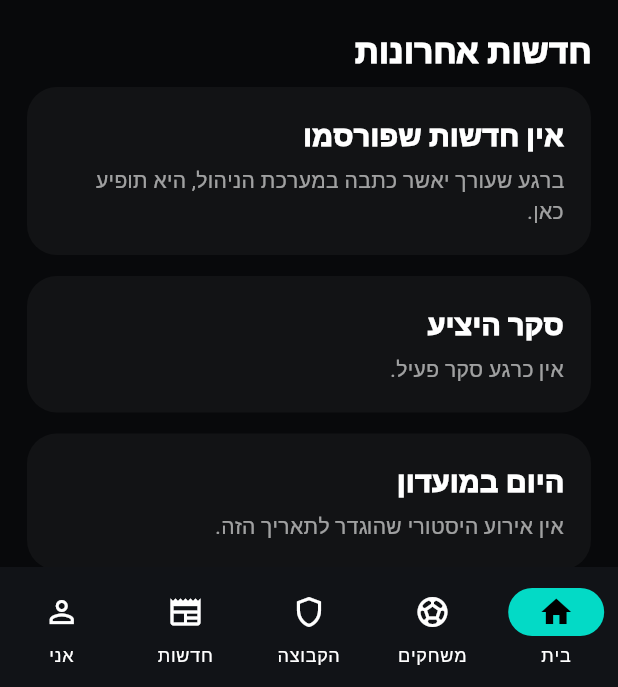
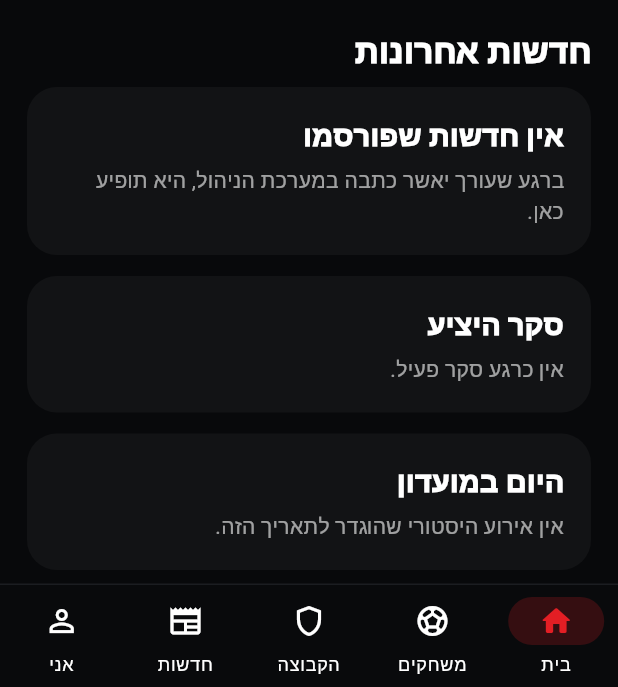
Before and after one commit to fhfpm8x522-sys/4545-app, a Flutter app: the HomeShell screen opened directly with sample values from the repository, on a phone screen of 412 x 824 dp, the part 549-1236 px from its top. Run offline on Flutter 3.47's test engine with Material 3 defaults, Android fonts, the light colour scheme and no system bars; our stand-ins replace flutter_dotenv, shared_preferences, supabase_flutter; accounts and stored records are empty; Roboto replaces fonts that are missing (Arial).

Commit message:
Update home_shell.dart

```diff
--- a/mobile/lib/features/home/home_shell.dart
+++ b/mobile/lib/features/home/home_shell.dart
@@ -1,10 +1,10 @@
 import 'package:flutter/material.dart';
 
 import '../../models/club.dart';
+import '../games/games_screen.dart';
+import '../news/news_screen.dart';
 import '../profile/profile_screen.dart';
-import '../games/games_screen.dart';
 import '../team/team_screen.dart';
-import '../news/news_screen.dart';
 import 'home_screen.dart';
 
 class HomeShell extends StatefulWidget {
@@ -24,56 +24,123 @@ class HomeShell extends StatefulWidget {
 }
 
 class _HomeShellState extends State<HomeShell> {
-  int index = 0;
+  int currentIndex = 0;
+
+  late final List<Widget> pages;
 
   @override
-  Widget build(BuildContext context) {
-    final pages = [
-      HomeScreen(club: widget.club),
-      GamesScreen(club: widget.club),
-      TeamScreen(club: widget.club),
-      NewsScreen(club: widget.club),
+  void initState() {
+    super.initState();
+
+    pages = [
+      HomeScreen(
+        club: widget.club,
+        displayName: widget.displayName,
+      ),
+      GamesScreen(
+        club: widget.club,
+      ),
+      TeamScreen(
+        club: widget.club,
+      ),
+      NewsScreen(
+        club: widget.club,
+      ),
       ProfileScreen(
         club: widget.club,
         displayName: widget.displayName,
         username: widget.username,
       ),
     ];
+  }
 
+  @override
+  Widget build(BuildContext context) {
     return Scaffold(
       body: IndexedStack(
-        index: index,
+        index: currentIndex,
         children: pages,
       ),
-      bottomNavigationBar: NavigationBar(
-        selectedIndex: index,
-        onDestinationSelected: (value) {
-          setState(() => index = value);
+      bottomNavigationBar: SafeArea(
+        top: false,
+        child: Container(
+          decoration: const BoxDecoration(
+            color: Color(0xFF090A0C),
+            border: Border(
+              top: BorderSide(
+                color: Color(0xFF1B1D21),
+              ),
+            ),
+          ),
+          child: NavigationBar(
+            selectedIndex: currentIndex,
+            backgroundColor: Colors.transparent,
+            indicatorColor:
+                widget.club.accent.withValues(alpha: .20),
+            elevation: 0,
+            height: 68,
+            labelBehavior:
+                NavigationDestinationLabelBehavior.alwaysShow,
+            onDestinationSelected: (index) {
+              setState(() {
+                currentIndex = index;
+              });
             },
-        destinations: const [
+            destinations: [
               NavigationDestination(
-            icon: Icon(Icons.home_outlined),
-            selectedIcon: Icon(Icons.home),
+                icon: const Icon(
+                  Icons.home_outlined,
+                ),
+                selectedIcon: Icon(
+                  Icons.home_rounded,
+                  color: widget.club.accent,
+                ),
                 label: 'בית',
               ),
               NavigationDestination(
-            icon: Icon(Icons.sports_soccer),
+                icon: const Icon(
+                  Icons.sports_soccer_outlined,
+                ),
+                selectedIcon: Icon(
+                  Icons.sports_soccer,
+                  color: widget.club.accent,
+                ),
                 label: 'משחקים',
               ),
               NavigationDestination(
-            icon: Icon(Icons.shield_outlined),
+                icon: const Icon(
+                  Icons.shield_outlined,
+                ),
+                selectedIcon: Icon(
+                  Icons.shield,
+                  color: widget.club.accent,
+                ),
                 label: 'הקבוצה',
               ),
               NavigationDestination(
-            icon: Icon(Icons.newspaper),
+                icon: const Icon(
+                  Icons.newspaper_outlined,
+                ),
+                selectedIcon: Icon(
+                  Icons.newspaper,
+                  color: widget.club.accent,
+                ),
                 label: 'חדשות',
               ),
               NavigationDestination(
-            icon: Icon(Icons.person_outline),
+                icon: const Icon(
+                  Icons.person_outline,
+                ),
+                selectedIcon: Icon(
+                  Icons.person,
+                  color: widget.club.accent,
+                ),
                 label: 'אני',
               ),
             ],
           ),
+        ),
+      ),
     );
   }
 }
```
Lines whose indentation alone changed are shown as unchanged.
